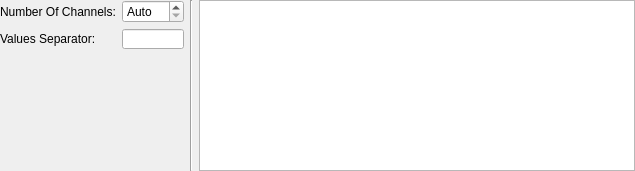
First picture: the form in src/asciireadersettings.ui, repository ClementINSA/SerialPlot, before the edit.
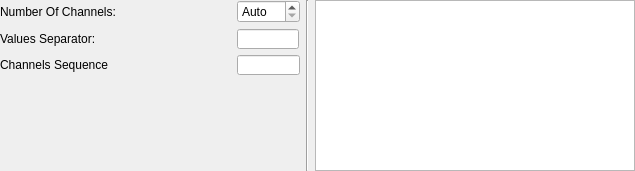
Second picture: the form after the edit.

Commit message: User can choice the channels sequence. The system takes in consideration his choice but, for the moment it has no effect on plotting.

Patch:
```diff
--- a/src/asciireadersettings.ui
+++ b/src/asciireadersettings.ui
@@ -27,18 +27,18 @@
     <number>0</number>
    </property>
    <item>
-    <layout class="QGridLayout" name="gridLayout_3">
+    <layout class="QGridLayout" name="gridLayout_3" rowstretch="0,0,0,0">
      <property name="sizeConstraint">
       <enum>QLayout::SetMaximumSize</enum>
      </property>
-     <item row="1" column="1">
+     <item row="1" column="0">
       <widget class="QLabel" name="label">
        <property name="text">
         <string>Values Separator:</string>
        </property>
       </widget>
      </item>
-     <item row="0" column="4">
+     <item row="0" column="1">
       <widget class="QSpinBox" name="spNumOfChannels">
        <property name="minimumSize">
         <size>
@@ -63,7 +63,59 @@
        </property>
       </widget>
      </item>
-     <item row="1" column="4">
+     <item row="2" column="0">
+      <widget class="QLabel" name="label_2">
+       <property name="text">
+        <string>Channels Sequence</string>
+       </property>
+      </widget>
+     </item>
+     <item row="0" column="0">
+      <widget class="QLabel" name="label_4">
+       <property name="text">
+        <string>Number Of Channels:</string>
+       </property>
+      </widget>
+     </item>
+     <item row="2" column="1">
+      <widget class="QLineEdit" name="spChannelsSequence">
+       <property name="minimumSize">
+        <size>
+         <width>63</width>
+         <height>20</height>
+        </size>
+       </property>
+       <property name="maximumSize">
+        <size>
+         <width>63</width>
+         <height>20</height>
+        </size>
+       </property>
+       <property name="inputMethodHints">
+        <set>Qt::ImhDigitsOnly</set>
+       </property>
+       <property name="cursorMoveStyle">
+        <enum>Qt::VisualMoveStyle</enum>
+       </property>
+       <property name="clearButtonEnabled">
+        <bool>false</bool>
+       </property>
+      </widget>
+     </item>
+     <item row="3" column="0">
+      <spacer name="verticalSpacer_2">
+       <property name="orientation">
+        <enum>Qt::Vertical</enum>
+       </property>
+       <property name="sizeHint" stdset="0">
+        <size>
+         <width>20</width>
+         <height>40</height>
+        </size>
+       </property>
+      </spacer>
+     </item>
+     <item row="1" column="1">
       <widget class="QLineEdit" name="spValuesSeparator">
        <property name="sizePolicy">
         <sizepolicy hsizetype="Fixed" vsizetype="Fixed">
@@ -106,26 +158,6 @@
        </property>
       </widget>
      </item>
-     <item row="0" column="1">
-      <widget class="QLabel" name="label_4">
-       <property name="text">
-        <string>Number Of Channels:</string>
-       </property>
-      </widget>
-     </item>
-     <item row="2" column="1">
-      <spacer name="verticalSpacer_2">
-       <property name="orientation">
-        <enum>Qt::Vertical</enum>
-       </property>
-       <property name="sizeHint" stdset="0">
-        <size>
-         <width>20</width>
-         <height>40</height>
-        </size>
-       </property>
-      </spacer>
-     </item>
     </layout>
    </item>
    <item>
```
The commit also changes 4 other files.
